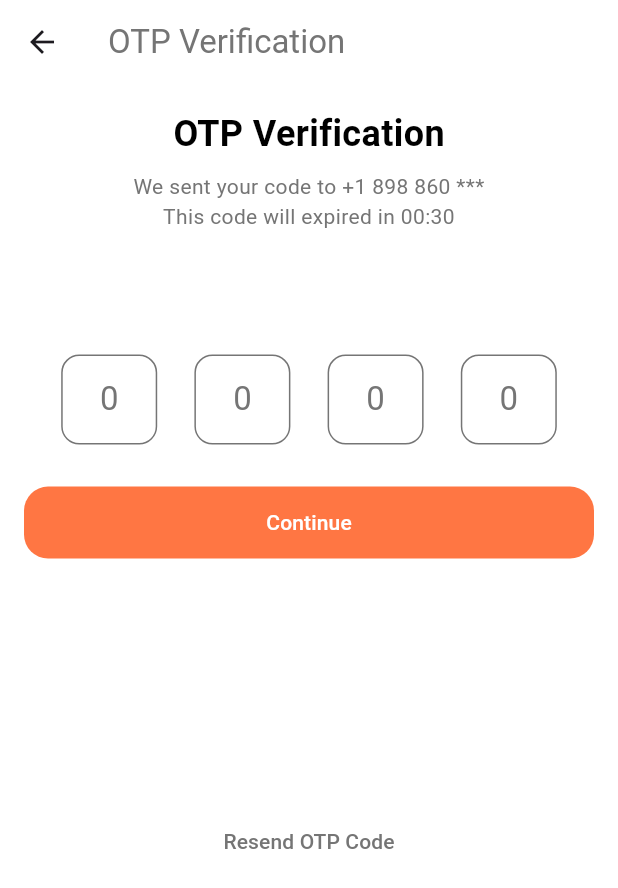
After one commit to Raphaelmary/flutter-room, a Flutter app: the OtpScreen screen opened directly, on a phone screen of 412 x 824 dp. The commit adds this screen. Shown: the top 888 px of the screen. Run offline on Flutter 3.47's test engine with Material 3 defaults, Android fonts, the phone set to English and light mode, and no system bars; our stand-ins replace flutter_screenutil; missing offline and left inert: flexify; Roboto replaces fonts that are missing (Tahoma).

```diff
--- a/lib/compsone/pages/BlogPage.dart
+++ b/lib/compsone/pages/BlogPage.dart
@@ -5,7 +5,7 @@ import 'package:newapp/compsone/constants/text.dart';
 import 'package:newapp/compsone/pages/RegistrationPage.dart';
 
 import '../widgets/blog_widget.dart';
-// import 'package:myflutterapp/widgets/blog_widget.dart';
+// import 'package:newapp/compsone/widgets/blog_widget.dart';
 
 class BlogPage extends StatefulWidget {
   const BlogPage({
--- /dev/null
+++ b/lib/flutter-room/login.dart
@@ -0,0 +1,209 @@
+import 'package:flutter/material.dart';
+import 'package:flutter/services.dart';
+
+class OtpScreen extends StatelessWidget {
+  const OtpScreen({super.key});
+  @override
+  Widget build(BuildContext context) {
+    return Scaffold(
+      backgroundColor: Colors.white,
+      appBar: AppBar(
+        backgroundColor: Colors.white,
+        title: const Text(
+          "OTP Verification",
+          style: TextStyle(color: Color(0xFF757575)),
+        ),
+      ),
+      body: SafeArea(
+        child: SizedBox(
+          width: double.infinity,
+          child: Padding(
+            padding: const EdgeInsets.symmetric(horizontal: 16),
+            child: SingleChildScrollView(
+              child: Column(
+                children: [
+                  const SizedBox(height: 16),
+                  const Text(
+                    "OTP Verification",
+                    style: TextStyle(
+                      color: Colors.black,
+                      fontSize: 24,
+                      fontWeight: FontWeight.bold,
+                    ),
+                  ),
+                  const SizedBox(height: 8),
+                  const Text(
+                    "We sent your code to +1 898 860 *** \nThis code will expired in 00:30",
+                    textAlign: TextAlign.center,
+                    style: TextStyle(color: Color(0xFF757575)),
+                  ),
+                  // const SizedBox(height: 16),
+                  SizedBox(height: MediaQuery.of(context).size.height * 0.1),
+                  const OtpForm(),
+                  SizedBox(height: MediaQuery.of(context).size.height * 0.2),
+                  TextButton(
+                    onPressed: () {},
+                    child: const Text(
+                      "Resend OTP Code",
+                      style: TextStyle(color: Color(0xFF757575)),
+                    ),
+                  ),
+                ],
+              ),
+            ),
+          ),
+        ),
+      ),
+    );
+  }
+}
+
+const authOutlineInputBorder = OutlineInputBorder(
+  borderSide: BorderSide(color: Color(0xFF757575)),
+  borderRadius: BorderRadius.all(Radius.circular(12)),
+);
+
+class OtpForm extends StatelessWidget {
+  const OtpForm({super.key});
+
+  @override
+  Widget build(BuildContext context) {
+    return Form(
+      child: Column(
+        children: [
+          Row(
+            mainAxisAlignment: MainAxisAlignment.spaceEvenly,
+            children: [
+              SizedBox(
+                height: 64,
+                width: 64,
+                child: TextFormField(
+                  onSaved: (pin) {},
+                  onChanged: (pin) {
+                    if (pin.isNotEmpty) {
+                      FocusScope.of(context).nextFocus();
+                    }
+                  },
+                  textInputAction: TextInputAction.next,
+                  keyboardType: TextInputType.number,
+                  inputFormatters: [
+                    LengthLimitingTextInputFormatter(1),
+                    FilteringTextInputFormatter.digitsOnly,
+                  ],
+                  style: Theme.of(context).textTheme.titleLarge,
+                  textAlign: TextAlign.center,
+                  decoration: InputDecoration(
+                      hintText: "0",
+                      hintStyle: const TextStyle(color: Color(0xFF757575)),
+                      border: authOutlineInputBorder,
+                      enabledBorder: authOutlineInputBorder,
+                      focusedBorder: authOutlineInputBorder.copyWith(
+                          borderSide:
+                              const BorderSide(color: Color(0xFFFF7643)))),
+                ),
+              ),
+              SizedBox(
+                height: 64,
+                width: 64,
+                child: TextFormField(
+                  onSaved: (pin) {},
+                  onChanged: (pin) {
+                    if (pin.isNotEmpty) {
+                      FocusScope.of(context).nextFocus();
+                    }
+                  },
+                  textInputAction: TextInputAction.next,
+                  keyboardType: TextInputType.number,
+                  inputFormatters: [
+                    LengthLimitingTextInputFormatter(1),
+                    FilteringTextInputFormatter.digitsOnly,
+                  ],
+                  style: Theme.of(context).textTheme.titleLarge,
+                  textAlign: TextAlign.center,
+                  decoration: InputDecoration(
+                      hintText: "0",
+                      hintStyle: const TextStyle(color: Color(0xFF757575)),
+                      border: authOutlineInputBorder,
+                      enabledBorder: authOutlineInputBorder,
+                      focusedBorder: authOutlineInputBorder.copyWith(
+                          borderSide:
+                              const BorderSide(color: Color(0xFFFF7643)))),
+                ),
+              ),
+              SizedBox(
+                height: 64,
+                width: 64,
+                child: TextFormField(
+                  onSaved: (pin) {},
+                  onChanged: (pin) {
+                    if (pin.isNotEmpty) {
+                      FocusScope.of(context).nextFocus();
+                    }
+                  },
+                  textInputAction: TextInputAction.next,
+                  keyboardType: TextInputType.number,
+                  inputFormatters: [
+                    LengthLimitingTextInputFormatter(1),
+                    FilteringTextInputFormatter.digitsOnly,
+                  ],
+                  style: Theme.of(context).textTheme.titleLarge,
+                  textAlign: TextAlign.center,
+                  decoration: InputDecoration(
+                      hintText: "0",
+                      hintStyle: const TextStyle(color: Color(0xFF757575)),
+                      border: authOutlineInputBorder,
+                      enabledBorder: authOutlineInputBorder,
+                      focusedBorder: authOutlineInputBorder.copyWith(
+                          borderSide:
+                              const BorderSide(color: Color(0xFFFF7643)))),
+                ),
+              ),
+              SizedBox(
+                height: 64,
+                width: 64,
+                child: TextFormField(
+                  onSaved: (pin) {},
+                  onChanged: (pin) {
+                    if (pin.isNotEmpty) {
+                      FocusScope.of(context).nextFocus();
+                    }
+                  },
+                  textInputAction: TextInputAction.next,
+                  keyboardType: TextInputType.number,
+                  inputFormatters: [
+                    LengthLimitingTextInputFormatter(1),
+                    FilteringTextInputFormatter.digitsOnly,
+                  ],
+                  style: Theme.of(context).textTheme.titleLarge,
+                  textAlign: TextAlign.center,
+                  decoration: InputDecoration(
+                      hintText: "0",
+                      hintStyle: const TextStyle(color: Color(0xFF757575)),
+                      border: authOutlineInputBorder,
+                      enabledBorder: authOutlineInputBorder,
+                      focusedBorder: authOutlineInputBorder.copyWith(
+                          borderSide:
+                              const BorderSide(color: Color(0xFFFF7643)))),
+                ),
+              ),
+            ],
+          ),
+          const SizedBox(height: 24),
+          ElevatedButton(
+            onPressed: () {},
+            style: ElevatedButton.styleFrom(
+              elevation: 0,
+              backgroundColor: const Color(0xFFFF7643),
+              foregroundColor: Colors.white,
+              minimumSize: const Size(double.infinity, 48),
+              shape: const RoundedRectangleBorder(
+                borderRadius: BorderRadius.all(Radius.circular(16)),
+              ),
+            ),
+            child: const Text("Continue"),
+          )
+        ],
+      ),
+    );
+  }
+}
--- a/lib/main.dart
+++ b/lib/main.dart
@@ -9,6 +9,8 @@ import 'package:newapp/firstform/DetailsForm.dart';
 import 'package:newapp/ralf/Home.dart';
 import 'package:newapp/submitform/inputForm.dart';
 import 'package:newapp/submitform/inputdetails.dart';
+import 'package:newapp/variables/overview.dart';
+import 'flutter-room/root.dart';
 
 void main() {
   runApp(const MyApp());
@@ -28,9 +30,10 @@ class MyApp extends StatelessWidget {
         theme: ThemeData(
           colorScheme: ColorScheme.fromSeed(seedColor: Colors.deepPurple),
           useMaterial3: true,
+          fontFamily: 'Tahoma',
         ),
         themeMode: ThemeMode.system,
-        home: const Home(),
+        home: const OverviewPage(screensize: Size(20, 20)),
       ),
     );
   }
```
Also changed, not shown: lib/components/Loader.dart (+9 -8 lines), lib/flutter-room/root.dart (added, +28 -0 lines), lib/variables/overview.dart (added, +285 -0 lines), lib/variables/responsive.dart (added, +54 -0 lines), pubspec.yaml (+9 -0 lines), .github/workflow/secscan.yaml (added), fonts/Trap/Trap-Black.otf (added), fonts/Trap/Trap-Bold.otf (added), fonts/Trap/Trap-ExtraBold.otf (added), fonts/Trap/Trap-Light.otf (added), fonts/Trap/Trap-Medium.otf (added), fonts/Trap/Trap-Regular.otf (added), fonts/Trap/Trap-SemiBold.otf (added), 1 other file.
